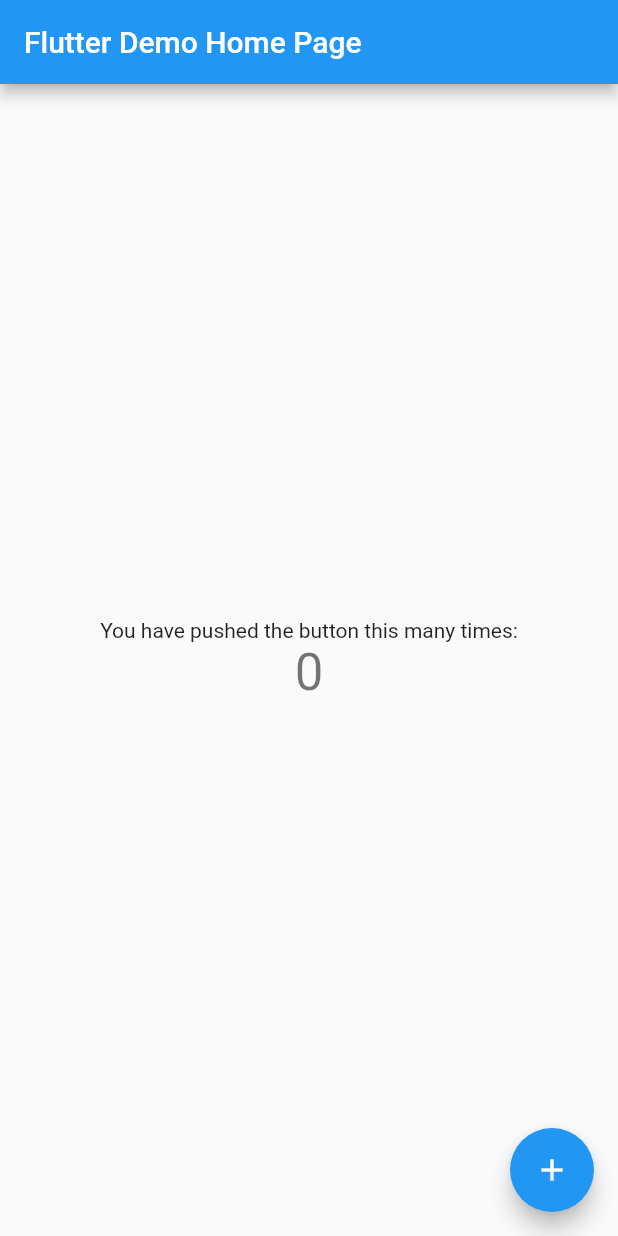
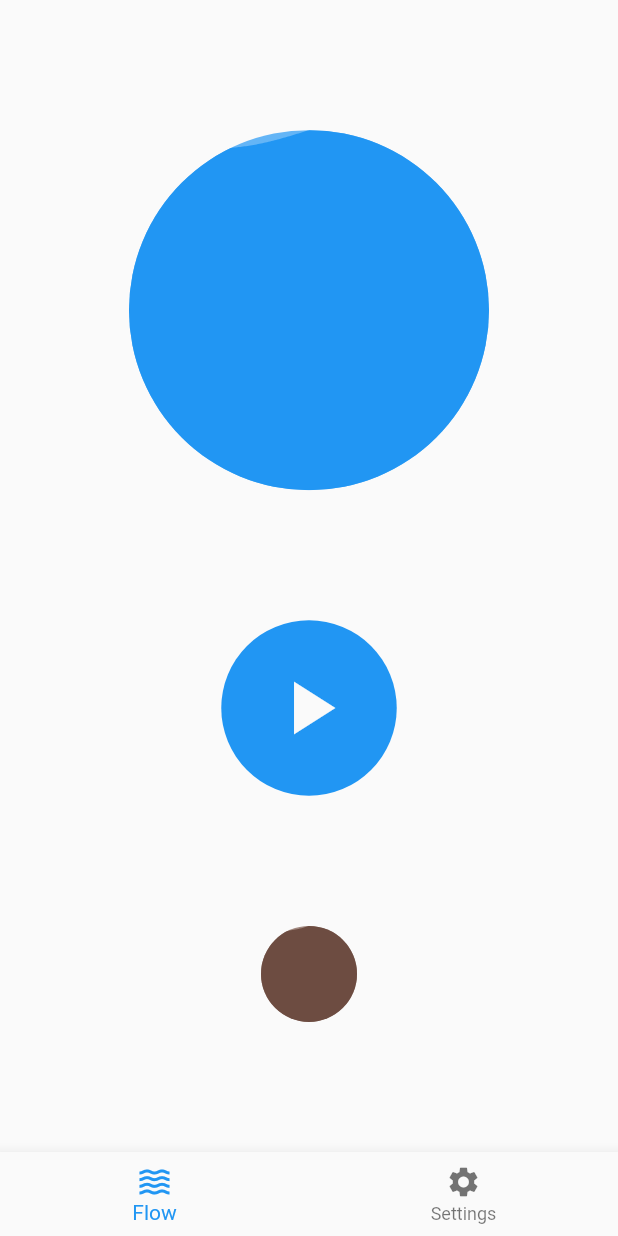
Before and after one commit to MatthieuNadeau96/flow_time, a Flutter app: the screen it shows after launch, on a phone screen of 412 x 824 dp. Run offline on Flutter 3.47's test engine with Material 2 defaults, Android fonts, the phone set to English and light mode, and no system bars; our stand-ins replace liquid_progress_indicator.

Commit message:
Flow Screen. Added Flow Functionality, Coffee Functionality, & Bottom Navigation Bar

```diff
--- a/lib/main.dart
+++ b/lib/main.dart
@@ -1,3 +1,5 @@
+import 'package:flow_time/screens/flow_screen.dart';
+import 'package:flow_time/screens/settings_screen.dart';
 import 'package:flutter/material.dart';
 
 void main() {
@@ -5,113 +7,74 @@
 }
 
 class MyApp extends StatelessWidget {
-  // This widget is the root of your application.
   @override
   Widget build(BuildContext context) {
     return MaterialApp(
-      title: 'Flutter Demo',
+      title: 'Flow Time',
+      debugShowCheckedModeBanner: false,
       theme: ThemeData(
-        // This is the theme of your application.
-        //
-        // Try running your application with "flutter run". You'll see the
-        // application has a blue toolbar. Then, without quitting the app, try
-        // changing the primarySwatch below to Colors.green and then invoke
-        // "hot reload" (press "r" in the console where you ran "flutter run",
-        // or simply save your changes to "hot reload" in a Flutter IDE).
-        // Notice that the counter didn't reset back to zero; the application
-        // is not restarted.
         primarySwatch: Colors.blue,
-        // This makes the visual density adapt to the platform that you run
-        // the app on. For desktop platforms, the controls will be smaller and
-        // closer together (more dense) than on mobile platforms.
         visualDensity: VisualDensity.adaptivePlatformDensity,
       ),
-      home: MyHomePage(title: 'Flutter Demo Home Page'),
+      home: RootPage(),
     );
   }
 }
 
-class MyHomePage extends StatefulWidget {
-  MyHomePage({Key key, this.title}) : super(key: key);
-
-  // This widget is the home page of your application. It is stateful, meaning
-  // that it has a State object (defined below) that contains fields that affect
-  // how it looks.
-
-  // This class is the configuration for the state. It holds the values (in this
-  // case the title) provided by the parent (in this case the App widget) and
-  // used by the build method of the State. Fields in a Widget subclass are
-  // always marked "final".
-
-  final String title;
-
+class RootPage extends StatefulWidget {
   @override
-  _MyHomePageState createState() => _MyHomePageState();
+  _RootPageState createState() => _RootPageState();
 }
 
-class _MyHomePageState extends State<MyHomePage> {
-  int _counter = 0;
+class _RootPageState extends State<RootPage> {
+  PageController _pageController = PageController(
+    initialPage: 0,
+  );
+  int _selectedIndex = 0;
 
-  void _incrementCounter() {
-    setState(() {
-      // This call to setState tells the Flutter framework that something has
-      // changed in this State, which causes it to rerun the build method below
-      // so that the display can reflect the updated values. If we changed
-      // _counter without calling setState(), then the build method would not be
-      // called again, and so nothing would appear to happen.
-      _counter++;
-    });
-  }
+  final screens = [
+    FlowScreen(),
+    SettingsScreen(),
+  ];
 
   @override
   Widget build(BuildContext context) {
-    // This method is rerun every time setState is called, for instance as done
-    // by the _incrementCounter method above.
-    //
-    // The Flutter framework has been optimized to make rerunning build methods
-    // fast, so that you can just rebuild anything that needs updating rather
-    // than having to individually change instances of widgets.
     return Scaffold(
-      appBar: AppBar(
-        // Here we take the value from the MyHomePage object that was created by
-        // the App.build method, and use it to set our appbar title.
-        title: Text(widget.title),
+      bottomNavigationBar: BottomNavigationBar(
+        items: const <BottomNavigationBarItem>[
+          BottomNavigationBarItem(
+            icon: Icon(Icons.waves),
+            title: Text('Flow'),
+          ),
+          BottomNavigationBarItem(
+            icon: Icon(Icons.settings),
+            title: Text('Settings'),
+          ),
+        ],
+        currentIndex: _selectedIndex,
+        selectedItemColor: Theme.of(context).accentColor,
+        onTap: (value) {
+          _selectedIndex = value;
+          _pageController.animateToPage(
+            value,
+            duration: Duration(milliseconds: 500),
+            curve: Curves.ease,
+          );
+          setState(() {});
+        },
       ),
-      body: Center(
-        // Center is a layout widget. It takes a single child and positions it
-        // in the middle of the parent.
-        child: Column(
-          // Column is also a layout widget. It takes a list of children and
-          // arranges them vertically. By default, it sizes itself to fit its
-          // children horizontally, and tries to be as tall as its parent.
-          //
-          // Invoke "debug painting" (press "p" in the console, choose the
-          // "Toggle Debug Paint" action from the Flutter Inspector in Android
-          // Studio, or the "Toggle Debug Paint" command in Visual Studio Code)
-          // to see the wireframe for each widget.
-          //
-          // Column has various properties to control how it sizes itself and
-          // how it positions its children. Here we use mainAxisAlignment to
-          // center the children vertically; the main axis here is the vertical
-          // axis because Columns are vertical (the cross axis would be
-          // horizontal).
-          mainAxisAlignment: MainAxisAlignment.center,
-          children: <Widget>[
-            Text(
-              'You have pushed the button this many times:',
-            ),
-            Text(
-              '$_counter',
-              style: Theme.of(context).textTheme.headline4,
-            ),
-          ],
-        ),
+      body: PageView(
+        controller: _pageController,
+        onPageChanged: (page) {
+          setState(() {
+            _selectedIndex = page;
+          });
+        },
+        children: [
+          screens[0],
+          screens[1],
+        ],
       ),
-      floatingActionButton: FloatingActionButton(
-        onPressed: _incrementCounter,
-        tooltip: 'Increment',
-        child: Icon(Icons.add),
-      ), // This trailing comma makes auto-formatting nicer for build methods.
     );
   }
 }
--- /dev/null
+++ b/lib/screens/flow_screen.dart
@@ -0,0 +1,230 @@
+import 'dart:async';
+
+import 'package:flutter/material.dart';
+import 'package:liquid_progress_indicator/liquid_progress_indicator.dart';
+
+class FlowScreen extends StatefulWidget {
+  @override
+  _FlowScreenState createState() => _FlowScreenState();
+}
+
+class _FlowScreenState extends State<FlowScreen> {
+  int _counter = 10;
+  int _flowDuration = 5400;
+  int _flowTestTime = 10;
+  int _breakDuration = 12;
+
+  int _coffeeDuration = 1200;
+  int _coffeeTestTime = 20;
+  int _coffeeCounter = 20;
+
+  bool _isPlaying;
+  bool _timeForBreak;
+  bool _isCoffeePlaying;
+  Timer _timer;
+  Timer _coffeeTimer;
+
+  @override
+  void initState() {
+    super.initState();
+    _isPlaying = false;
+    _timeForBreak = false;
+    _isCoffeePlaying = false;
+  }
+
+  void _timerHandler() {
+    if (_isPlaying == true) {
+      setState(() {
+        _isPlaying = false;
+      });
+      _pauseTimer();
+    } else {
+      _startTimer(_counter);
+    }
+  }
+
+  void _startTimer(int timerDuration) {
+    _timeForBreak ? _counter = _breakDuration : _counter = timerDuration;
+    setState(() {
+      _isPlaying = true;
+    });
+    _timer = Timer.periodic(Duration(seconds: 1), (Timer timer) {
+      setState(() {
+        if (_counter > 0) {
+          _counter--;
+        } else {
+          _timer.cancel();
+          _isPlaying = false;
+          _timeForBreak = !_timeForBreak;
+          _counter = _flowTestTime;
+        }
+      });
+    });
+  }
+
+  void _pauseTimer() {
+    print(_counter);
+    _timer.cancel();
+  }
+
+  void _coffeeTimerHandler() {
+    if (_isCoffeePlaying == true) {
+      setState(() {
+        _isCoffeePlaying = false;
+      });
+      _pauseCoffeeTimer();
+    } else {
+      _startCoffeeTimer(_coffeeCounter);
+    }
+  }
+
+  void _startCoffeeTimer(int timerDuration) {
+    _coffeeCounter = timerDuration;
+    setState(() {
+      _isCoffeePlaying = true;
+    });
+    _coffeeTimer = Timer.periodic(Duration(seconds: 1), (Timer coffeeTimer) {
+      setState(() {
+        if (_coffeeCounter > 0) {
+          _coffeeCounter--;
+        } else {
+          _coffeeTimer.cancel();
+          _isCoffeePlaying = false;
+          _coffeeCounter = _coffeeTestTime;
+        }
+      });
+    });
+  }
+
+  void _pauseCoffeeTimer() {
+    print(_coffeeCounter);
+    _coffeeTimer.cancel();
+  }
+
+  String formatTime(double time) {
+    Duration duration = Duration(seconds: time.round());
+    return [duration.inMinutes, duration.inSeconds]
+        .map((seg) => seg.remainder(60).toString().padLeft(2, '0'))
+        .join(':');
+  }
+
+  double doubleConverter(double d, int time) => d / time;
+
+  @override
+  Widget build(BuildContext context) {
+    return Scaffold(
+      body: Container(
+        width: double.infinity,
+        child: Column(
+          mainAxisAlignment: MainAxisAlignment.spaceEvenly,
+          crossAxisAlignment: CrossAxisAlignment.center,
+          children: <Widget>[
+            Stack(
+              children: [
+                Container(
+                  height: 240,
+                  width: 240,
+                  child: LiquidCircularProgressIndicator(
+                    value: doubleConverter(
+                        (_counter.toDouble()) + 1.5, _flowTestTime),
+                    valueColor: AlwaysStoppedAnimation(Colors.blue[300]),
+                    backgroundColor: Colors.transparent,
+                    borderColor: Colors.transparent,
+                    borderWidth: 0,
+                    direction: Axis.vertical,
+                  ),
+                ),
+                Container(
+                  height: 240,
+                  width: 240,
+                  child: LiquidCircularProgressIndicator(
+                    value: doubleConverter(_counter.toDouble(), _flowTestTime),
+                    valueColor:
+                        AlwaysStoppedAnimation(Theme.of(context).primaryColor),
+                    backgroundColor: Colors.transparent,
+                    borderColor: Colors.transparent,
+                    borderWidth: 0,
+                    direction: Axis.vertical,
+                  ),
+                ),
+              ],
+            ),
+            // Text(
+            //   formatTime(_counter.toDouble()),
+            //   style: Theme.of(context).textTheme.headline6,
+            // ),
+            InkWell(
+              onTap: _timerHandler,
+              child: Container(
+                width: 117,
+                height: 117,
+                decoration: BoxDecoration(
+                  color: Theme.of(context).accentColor,
+                  borderRadius: BorderRadius.circular(100),
+                ),
+                child: Center(
+                  child: _isPlaying
+                      ? Icon(
+                          Icons.pause,
+                          size: 60,
+                          color: Theme.of(context).canvasColor,
+                        )
+                      : Icon(
+                          Icons.play_arrow,
+                          size: 60,
+                          color: Theme.of(context).canvasColor,
+                        ),
+                ),
+              ),
+            ),
+            GestureDetector(
+              onTap: _coffeeTimerHandler,
+              child: Container(
+                child: Column(
+                  children: [
+                    Stack(
+                      children: [
+                        Container(
+                          height: 64,
+                          width: 64,
+                          child: LiquidCircularProgressIndicator(
+                            value: doubleConverter(
+                                (_coffeeCounter.toDouble()) + 2,
+                                _coffeeTestTime),
+                            valueColor:
+                                AlwaysStoppedAnimation(Colors.brown[300]),
+                            backgroundColor: Colors.transparent,
+                            borderColor: Colors.transparent,
+                            borderWidth: 0,
+                            direction: Axis.vertical,
+                          ),
+                        ),
+                        Container(
+                          height: 64,
+                          width: 64,
+                          child: LiquidCircularProgressIndicator(
+                            value: doubleConverter(
+                                _coffeeCounter.toDouble(), _coffeeTestTime),
+                            valueColor:
+                                AlwaysStoppedAnimation(Colors.brown[600]),
+                            backgroundColor: Colors.transparent,
+                            borderColor: Colors.transparent,
+                            borderWidth: 0,
+                            direction: Axis.vertical,
+                          ),
+                        ),
+                      ],
+                    ),
+                    // Text(
+                    //   formatTime(_coffeeCounter.toDouble()),
+                    // ),
+                  ],
+                ),
+              ),
+            ),
+          ],
+        ),
+      ),
+    );
+  }
+}
--- a/pubspec.yaml
+++ b/pubspec.yaml
@@ -28,6 +28,8 @@
   # The following adds the Cupertino Icons font to your application.
   # Use with the CupertinoIcons class for iOS style icons.
   cupertino_icons: ^0.1.3
+  # Dependencies added by me
+  liquid_progress_indicator: ^0.3.2
 
 dev_dependencies:
   flutter_test:
```
Also changed, not shown: lib/screens/settings_screen.dart (added, +17 -0 lines), pubspec.lock.
